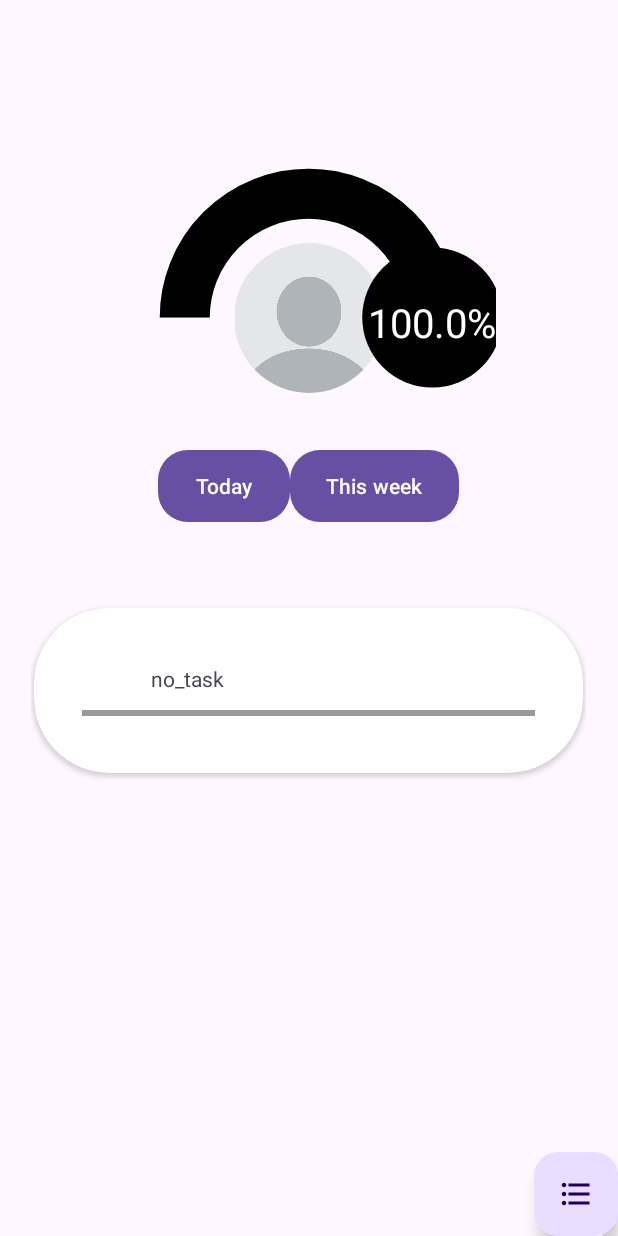
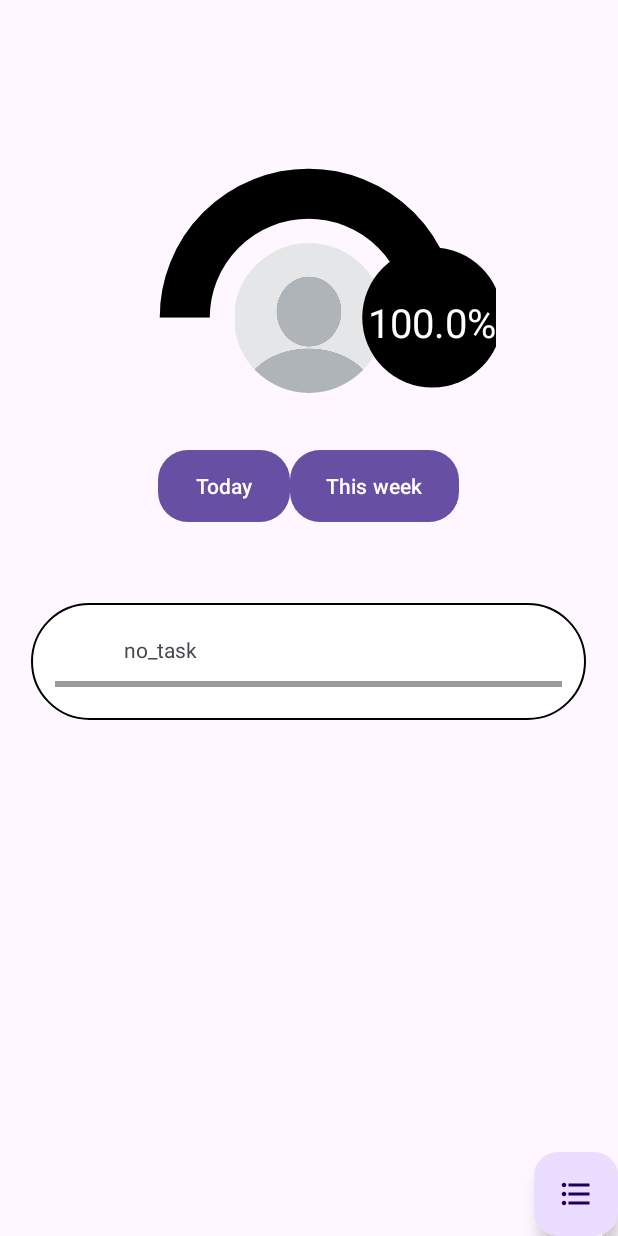
Before and after one commit to Binau02/TranquiTask-app, an Android app: the fragment Home shown on its own in the app's theme, on a phone screen of 412 x 824 dp. Run offline under Robolectric (Android 15) with nearby library versions, the phone set to English and light mode, and no system bars; our stand-ins replace Firebase (no records; nobody signed in at launch, a user with empty details on screens opened directly).

Commit message:
Modif cardView categorie

```diff
--- a/app/src/main/res/layout/category_row.xml
+++ b/app/src/main/res/layout/category_row.xml
@@ -1,23 +1,18 @@
 <?xml version="1.0" encoding="utf-8"?>
-
-
-<androidx.cardview.widget.CardView xmlns:android="http://schemas.android.com/apk/res/android"
+<androidx.constraintlayout.widget.ConstraintLayout xmlns:android="http://schemas.android.com/apk/res/android"
     xmlns:app="http://schemas.android.com/apk/res-auto"
-    android:id="@+id/category_row"
-    xmlns:card_view="http://schemas.android.com/apk/res-auto"
+    xmlns:tools="http://schemas.android.com/tools"
     android:layout_width="match_parent"
     android:layout_height="wrap_content"
-    app:cardCornerRadius="50dp"
-    app:cardUseCompatPadding="true"
-    card_view:cardBackgroundColor="@android:color/white"
-    card_view:cardPreventCornerOverlap="false"
-    card_view:contentPadding="16dp">
+    android:layout_marginBottom="16dp">
 
     <LinearLayout xmlns:android="http://schemas.android.com/apk/res/android"
         android:layout_width="match_parent"
         android:layout_height="wrap_content"
         android:orientation="vertical"
-        android:padding="16dp">
+        android:background="@drawable/rounded_rectangle"
+        android:padding="16dp"
+        tools:ignore="MissingConstraints">
 
         <!-- Nom et Logo dans un LinearLayout horizontal -->
         <LinearLayout
@@ -30,8 +25,8 @@
                 android:id="@+id/logoCategory"
                 android:layout_width="30dp"
                 android:layout_height="30dp"
-                android:src="@drawable/default_profil_picture"
-                android:layout_marginEnd="16dp"/>
+                android:layout_marginEnd="16dp"
+                android:src="@drawable/default_profil_picture" />
 
             <TextView
                 android:id="@+id/nameCategory"
@@ -44,22 +39,25 @@
         <FrameLayout
             android:layout_width="match_parent"
             android:layout_height="wrap_content">
+
             <ProgressBar
                 android:id="@+id/progressBarBack"
                 style="?android:attr/progressBarStyleHorizontal"
                 android:layout_width="match_parent"
                 android:layout_height="wrap_content"
                 android:max="100" />
+
             <ProgressBar
                 android:id="@+id/progressBarFront"
                 style="?android:attr/progressBarStyleHorizontal"
                 android:layout_width="match_parent"
                 android:layout_height="wrap_content"
+                android:max="100"
+                android:progress="50"
                 android:progressBackgroundTint="@color/black"
-                android:progressTint="@color/green"
-                android:progress="50"
-                android:max="100" />
+                android:progressTint="@color/green" />
         </FrameLayout>
 
     </LinearLayout>
-</androidx.cardview.widget.CardView>
+
+</androidx.constraintlayout.widget.ConstraintLayout>
--- a/app/src/main/res/layout/liste_tache_row.xml
+++ b/app/src/main/res/layout/liste_tache_row.xml
@@ -3,7 +3,8 @@
     xmlns:app="http://schemas.android.com/apk/res-auto"
     xmlns:tools="http://schemas.android.com/tools"
     android:layout_width="match_parent"
-    android:layout_height="wrap_content">
+    android:layout_height="wrap_content"
+    android:layout_marginBottom="16dp">
 
     <LinearLayout
         android:id="@+id/layoutPrincipal"
@@ -23,15 +24,17 @@
 
             <ImageView
                 android:id="@+id/logoImageView"
-                android:layout_width="10dp"
-                android:layout_height="10dp"
+                android:layout_width="30dp"
+                android:layout_height="30dp"
                 android:layout_gravity="center_vertical"
-                android:src="@drawable/default_profil_picture" />
+                android:src="@drawable/default_profil_picture"
+                android:layout_marginEnd="16dp"/>
 
             <TextView
                 android:id="@+id/nameTextView"
                 android:layout_width="0dp"
                 android:layout_height="wrap_content"
+                android:layout_gravity="center_vertical"
                 android:layout_weight="1"
                 android:text="Nom de l'élément" />
 
```
